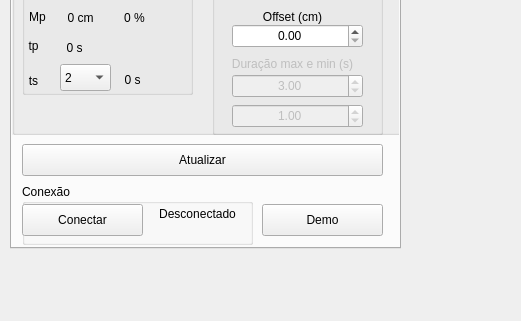
First picture: the form in supervisorio.ui, repository ADHRT/controleTanque, before the edit; both pictures show x 0 to 521 and y 492 to 813 of the 1436 by 813 pixel window.
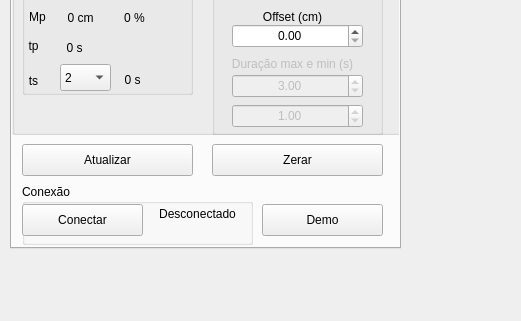
Second picture: the form after the edit. Icons and pictures are not drawn. Custom widgets are drawn as their Qt base class.

Commit message: botão parar

Patch:
```diff
--- a/supervisorio.ui
+++ b/supervisorio.ui
@@ -1499,19 +1499,6 @@
        </widget>
       </widget>
      </widget>
-     <widget class="QPushButton" name="pushButton_8">
-      <property name="geometry">
-       <rect>
-        <x>10</x>
-        <y>600</y>
-        <width>361</width>
-        <height>32</height>
-       </rect>
-      </property>
-      <property name="text">
-       <string>Atualizar</string>
-      </property>
-     </widget>
      <widget class="QGroupBox" name="groupBox_7">
       <property name="geometry">
        <rect>
@@ -1582,6 +1569,32 @@
        <bool>false</bool>
       </property>
      </widget>
+     <widget class="QPushButton" name="pushButton_zerar">
+      <property name="geometry">
+       <rect>
+        <x>200</x>
+        <y>600</y>
+        <width>171</width>
+        <height>32</height>
+       </rect>
+      </property>
+      <property name="text">
+       <string>Zerar</string>
+      </property>
+     </widget>
+     <widget class="QPushButton" name="pushButton_8">
+      <property name="geometry">
+       <rect>
+        <x>10</x>
+        <y>600</y>
+        <width>171</width>
+        <height>32</height>
+       </rect>
+      </property>
+      <property name="text">
+       <string>Atualizar</string>
+      </property>
+     </widget>
     </widget>
     <widget class="QWidget" name="tab_2">
      <attribute name="title">
```
Left out of the diff: 2 changed lines with no effect on the pictures. The commit also changes 2 other files.
